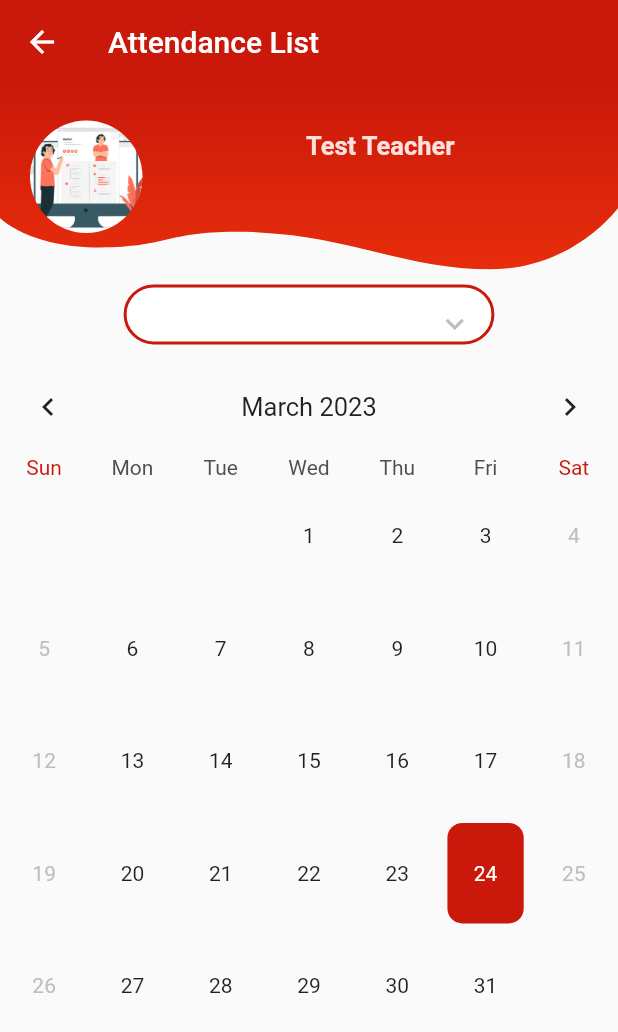
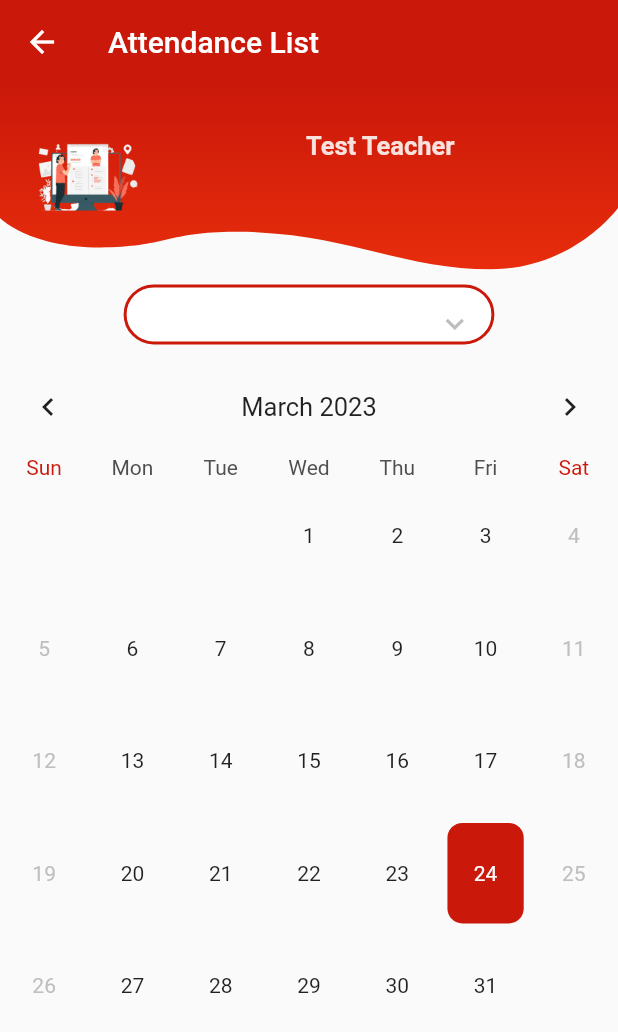
Before and after one commit to rajasrajeev/sampoorna--plus, a Flutter app: the StudentsListScreen screen opened directly, after a tap on the "home filled" icon, after a tap on "Attendance List", on a phone screen of 412 x 824 dp. Shown: the top 1032 px of the screen. Run offline on Flutter 3.47's test engine with Material 2 defaults, Android fonts, the phone set to English and light mode, and no system bars; drawn by our look-alikes of table_calendar; our stand-ins replace connectivity_plus, fluttertoast, jwt_decoder, permission_handler, shared_preferences, sqflite and 1 more; accounts and stored records are empty; network calls fail; Roboto replaces fonts that are missing (RobotoCondensed).

```diff
--- a/lib/components/banner.dart
+++ b/lib/components/banner.dart
@@ -68,7 +68,7 @@ class _CommonBannerState extends State<CommonBanner> {
                     borderRadius: BorderRadius.circular(100.0),
                     child: Image.asset(
                       widget.imageUrl,
-                      fit: BoxFit.cover,
+                      fit: BoxFit.contain,
                       height: 75,
                       width: 75,
                     ),
--- a/lib/screens/home_screen/body.dart
+++ b/lib/screens/home_screen/body.dart
@@ -63,7 +63,7 @@ class _BodyState extends State<Body> {
           mainAxisAlignment: MainAxisAlignment.center,
           children: <Widget>[
             CommonBanner(
-                imageUrl: "assets/images/profile.png",
+                imageUrl: "assets/images/teacher.png",
                 name: userName,
                 grade: grade),
             const SizedBox(height: 10),
--- a/lib/screens/students_list_screen/students_list_screen.dart
+++ b/lib/screens/students_list_screen/students_list_screen.dart
@@ -191,7 +191,7 @@ class _StudentsListScreenState extends State<StudentsListScreen> {
             child: Column(
               children: <Widget>[
                 const CommonBanner(
-                    imageUrl: "assets/images/profile.png",
+                    imageUrl: "assets/images/teacher.png",
                     name: "Test Teacher",
                     grade: "VIIIA"),
                 const SizedBox(height: 10),
--- a/lib/screens/students_profile_screen/students_profile_screen.dart
+++ b/lib/screens/students_profile_screen/students_profile_screen.dart
@@ -116,7 +116,7 @@ class _StudentsProfileScreenState extends State<StudentsProfileScreen> {
       body: Column(
         children: <Widget>[
            ProfileHeader(
-              imageUrl:(studentDetail['personal_details']['gender']=="Male")? "assets/images/boy.jpg": "assets/images/girl.jpg",
+              imageUrl:(studentDetail['personal_details']['gender']=="Male")? "assets/images/boy.png": "assets/images/girl.png",
               name: studentDetail['personal_details']['full_name'],
               grade: studentDetail['current_details']['class']+studentDetail['current_details']['division']),
           Center(
--- a/lib/screens/teachers_profile_screen/teachers_profile_screen.dart
+++ b/lib/screens/teachers_profile_screen/teachers_profile_screen.dart
@@ -96,7 +96,7 @@ class _TeachersProfileScreenState extends State<TeachersProfileScreen> {
       body: Column(
         children: <Widget>[
           ProfileHeader(
-              imageUrl: "assets/images/profile.png",
+              imageUrl: "assets/images/teacher.png",
               name:
                   "${teachersProfile['first_name']} ${teachersProfile['last_name']}",
               grade: grade),
```
Also changed, not shown: assets/images/attendance_list.png, assets/images/boy.jpg (deleted), assets/images/boy.png (added), assets/images/config.png, assets/images/exam.png, assets/images/girl.jpg (deleted), assets/images/girl.png (added), assets/images/profile.png, assets/images/student_list.png, assets/images/teacher.png (added).
